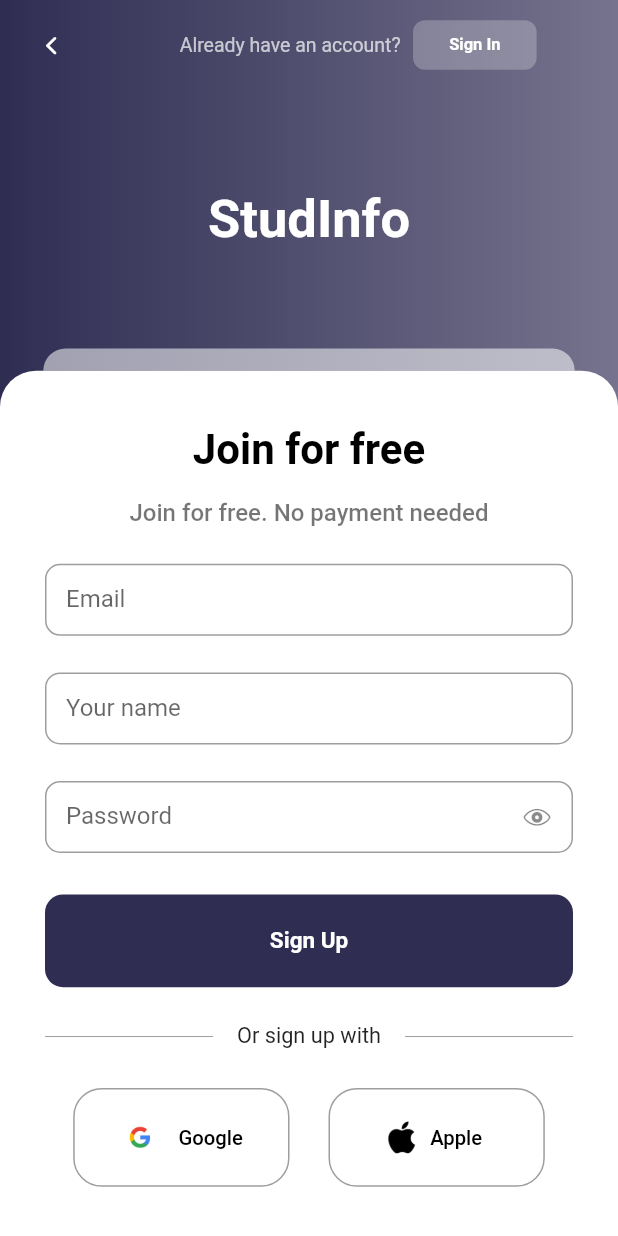
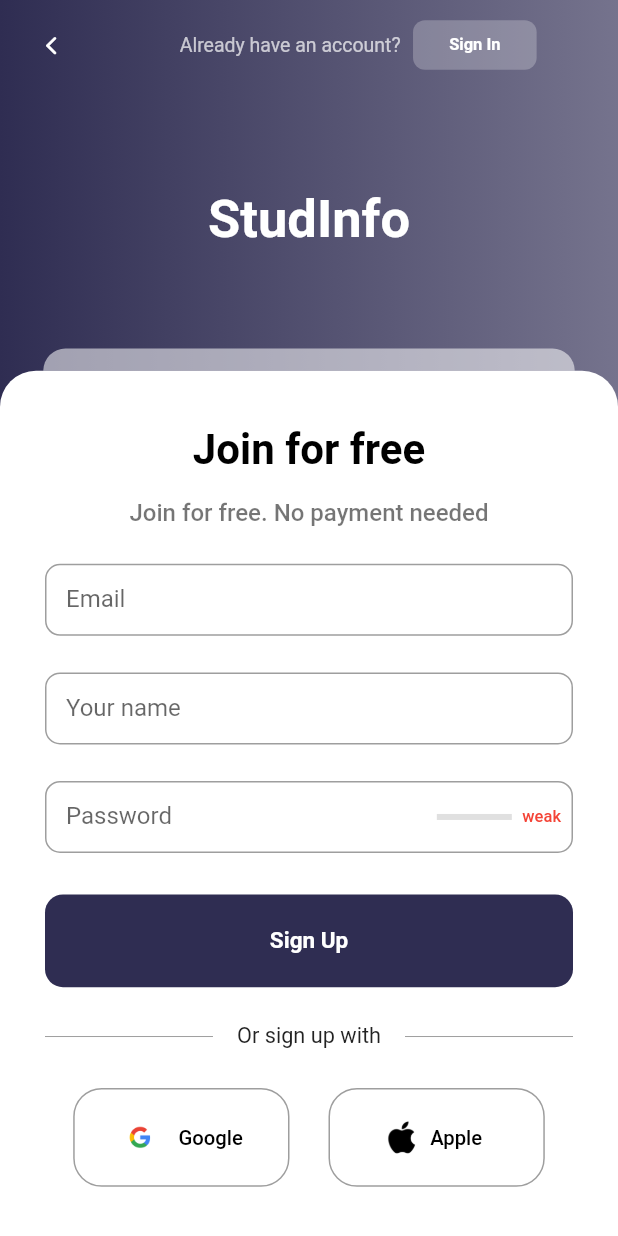
Before and after one commit to ericatsu/student_frontend, a Flutter app: the SignUpPage screen opened directly, on a phone screen of 412 x 824 dp. Run offline on Flutter 3.47's test engine with Material 2 defaults, Android fonts, the phone set to English and light mode, and no system bars; our stand-ins replace get, smooth_page_indicator.

Commit message:
password strength and indicators

```diff
--- a/lib/screens/auth/signup_page.dart
+++ b/lib/screens/auth/signup_page.dart
@@ -1,8 +1,33 @@
 import 'package:flutter/material.dart';
 import 'package:student_frontend/shared/exports.dart';
 
-class SignUpPage extends StatelessWidget {
+class SignUpPage extends StatefulWidget {
   const SignUpPage({super.key});
+
+  @override
+  State<SignUpPage> createState() => _SignUpPageState();
+}
+
+class _SignUpPageState extends State<SignUpPage> {
+  String password = '';
+  PasswordStrength strength = PasswordStrength.weak;
+
+  void _checkPasswordStrength(String value) {
+    setState(() {
+      password = value;
+      strength = _calculatePasswordStrength(value);
+    });
+  }
+
+  PasswordStrength _calculatePasswordStrength(String value) {
+    if (value.length < 6) {
+      return PasswordStrength.weak;
+    } else if (value.length < 10) {
+      return PasswordStrength.medium;
+    } else {
+      return PasswordStrength.strong;
+    }
+  }
 
   @override
   Widget build(BuildContext context) {
@@ -23,7 +48,8 @@ class SignUpPage extends StatelessWidget {
               ontapped: () {
                 Get.to(const SignInPage());
               },
-              ttext: 'Already have an account?', btext: 'Sign In',
+              ttext: 'Already have an account?',
+              btext: 'Sign In',
             ),
             Container(
               decoration: const BoxDecoration(
@@ -89,17 +115,40 @@ class SignUpPage extends StatelessWidget {
                         labelText: 'Password',
                         contentPadding: const EdgeInsets.symmetric(
                             vertical: 6, horizontal: 14),
-                        suffixIcon: IconButton(
-                            onPressed: () {},
-                            icon: const Icon(
-                              CupertinoIcons.eye,
-                              size: 18,
-                            )),
+                        suffixIcon: Padding(
+                          padding: const EdgeInsets.all(8.0),
+                          child: Row(
+                            mainAxisSize: MainAxisSize.min,
+                            children: [
+                              SizedBox(
+                                width: 50,
+                                child: LinearProgressIndicator(
+                                  value: strength.index /
+                                      PasswordStrength.values.length,
+                                  backgroundColor: Colors.grey[300],
+                                  valueColor: AlwaysStoppedAnimation<Color>(
+                                    _getProgressColor(strength),
+                                  ),
+                                ),
+                              ),
+                              const SizedBox(width: 7),
+                              Text(
+                                    strength.toString().split('.').last,
+                                style:  TextStyle(
+                                  fontSize: 11,
+                                  fontWeight: FontWeight.w500,
+                                  color: _getProgressColor(strength)
+                                ),
+                              ),
+                            ],
+                          ),
+                        ),
                         border: OutlineInputBorder(
                           borderRadius: BorderRadius.circular(10),
                         ),
                       ),
                       obscureText: true,
+                      onChanged: _checkPasswordStrength,
                     ),
                     SizedBox(height: height * 0.022),
                     SubmitButtom(
@@ -152,4 +201,21 @@ class SignUpPage extends StatelessWidget {
       ),
     );
   }
+
+  Color _getProgressColor(PasswordStrength strength) {
+    switch (strength) {
+      case PasswordStrength.weak:
+        return Colors.red;
+      case PasswordStrength.medium:
+        return Colors.orange;
+      case PasswordStrength.strong:
+        return Colors.green;
+    }
+  }
 }
+
+enum PasswordStrength {
+  weak,
+  medium,
+  strong,
+}
```
